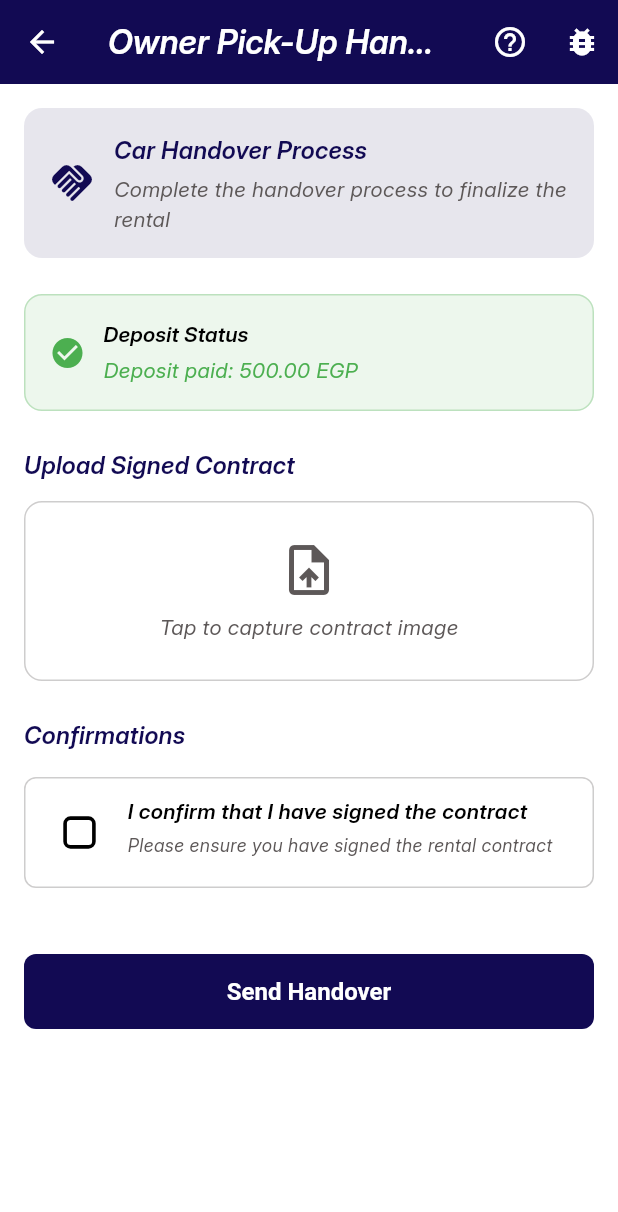
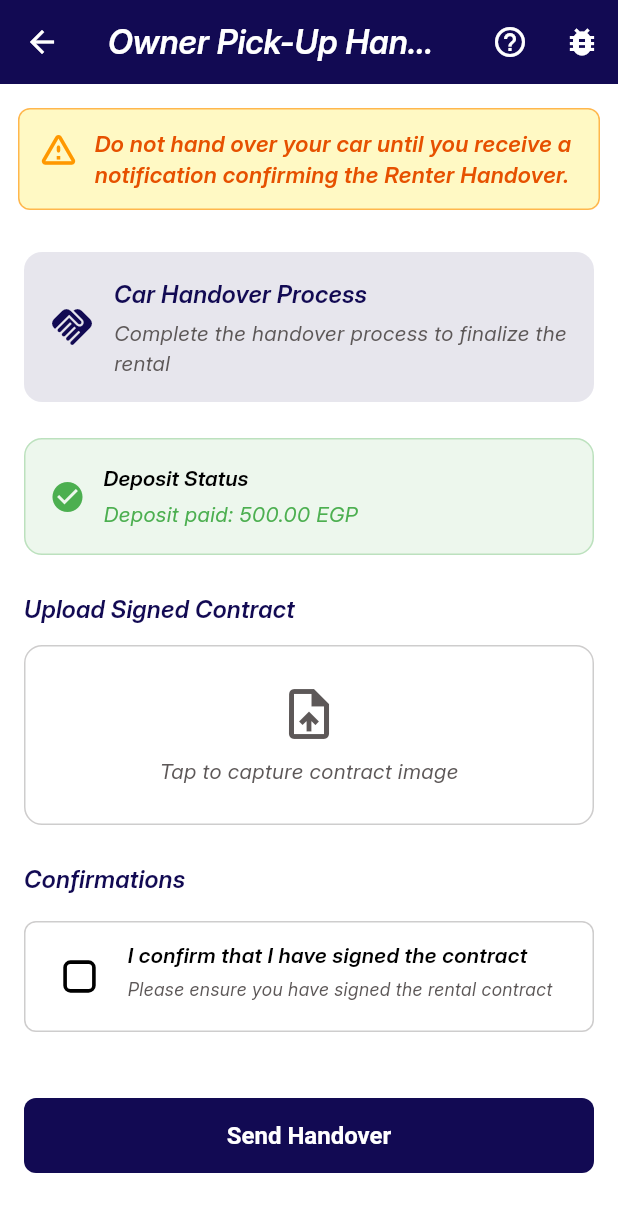
Before and after one commit to Yousefalaarabea/NewversionCark, a Flutter app: the HandoverScreenContent screen opened directly with empty values, on a phone screen of 412 x 824 dp. Shown: the top 1212 px of the screen. Run offline on Flutter 3.47's test engine with Material 3 defaults, Android fonts, the phone set to English and light mode, and no system bars; our stand-ins replace bloc, cached_network_image, cloud_firestore, dio, easy_localization, equatable and 15 more; missing offline and left inert: flutter_inappwebview, flutter_map_marker_popup, flutter_stripe, osm_nominatim; accounts and stored records are empty; network calls fail.

Commit message:
last again for mariem

```diff
--- a/lib/features/handover/handover/presentation/screens/handover_screen.dart
+++ b/lib/features/handover/handover/presentation/screens/handover_screen.dart
@@ -84,7 +84,40 @@ class _HandoverScreenContentState extends State<HandoverScreenContent> {
           ),
         ],
       ),
-      body: BlocListener<HandoverCubit, HandoverState>(
+      body: Column(
+        mainAxisSize: MainAxisSize.min,
+        children: [
+          // Warning message
+          Container(
+            width: double.infinity,
+            margin: const EdgeInsets.only(bottom: 12, left: 12, right: 12, top: 16),
+            padding: const EdgeInsets.all(12),
+            decoration: BoxDecoration(
+              color: Colors.yellow.shade100,
+              borderRadius: BorderRadius.circular(8),
+              border: Border.all(color: Colors.orange.shade300),
+            ),
+            child: Row(
+              crossAxisAlignment: CrossAxisAlignment.start,
+              children: [
+                Icon(Icons.warning_amber_rounded, color: Colors.orange, size: 28),
+                const SizedBox(width: 10),
+                Expanded(
+                  child: Text(
+                    'Do not hand over your car until you receive a notification confirming the Renter Handover.',
+                    style: TextStyle(
+                      color: Colors.orange.shade900,
+                      fontWeight: FontWeight.bold,
+                      fontSize: 15,
+                    ),
+                  ),
+                ),
+              ],
+            ),
+          ),
+          // باقي الصفحة كما هي
+          Expanded(
+            child: BlocListener<HandoverCubit, HandoverState>(
               listener: (context, state) {
                 if (state is HandoverSuccess) {
                   // Send notification to renter that owner has submitted handover
@@ -148,6 +181,9 @@ class _HandoverScreenContentState extends State<HandoverScreenContent> {
                   );
                 },
               ),
+            ),
+          ),
+        ],
       ),
     );
   }
```
Lines whose indentation alone changed are shown as unchanged.
